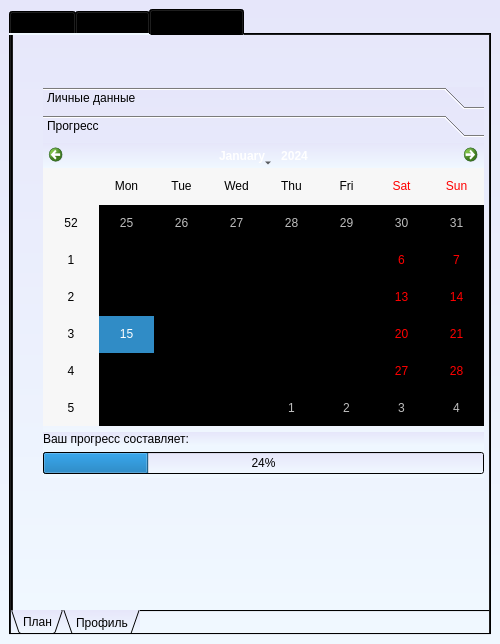
Above: fitnessinctructor.ui from sshadooff/2024_KB-222_Zhuravleva_8 before the change. Below: the same form after it.
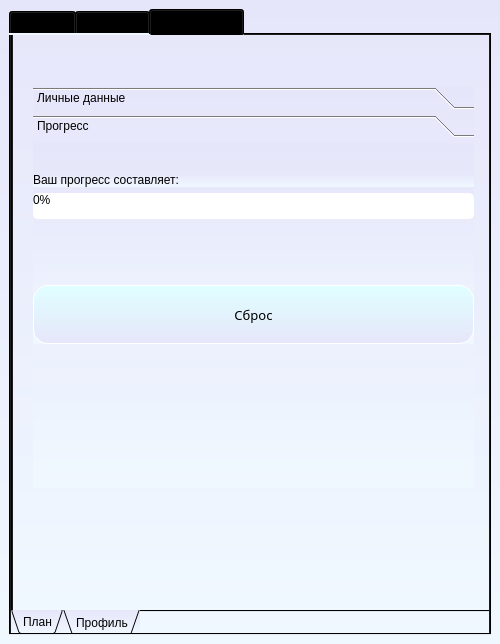
That is the form after the change. The open tabs and pages were chosen to show the change.

```diff
--- a/fitnessinctructor.ui
+++ b/fitnessinctructor.ui
@@ -1129,10 +1129,10 @@
          <widget class="QToolBox" name="list">
           <property name="geometry">
            <rect>
-            <x>30</x>
+            <x>20</x>
             <y>90</y>
             <width>441</width>
-            <height>391</height>
+            <height>401</height>
            </rect>
           </property>
           <property name="currentIndex">
@@ -1235,7 +1235,7 @@
              <x>0</x>
              <y>0</y>
              <width>441</width>
-             <height>331</height>
+             <height>341</height>
             </rect>
            </property>
            <attribute name="label">
@@ -1245,15 +1245,12 @@
             <property name="geometry">
              <rect>
               <x>0</x>
-              <y>0</y>
+              <y>30</y>
               <width>441</width>
-              <height>331</height>
+              <height>171</height>
              </rect>
             </property>
             <layout class="QVBoxLayout" name="verticalLayout_6">
-             <item>
-              <widget class="QCalendarWidget" name="calendarWidget"/>
-             </item>
              <item>
               <widget class="QLabel" name="label_6">
                <property name="text">
@@ -1263,8 +1260,69 @@
              </item>
              <item>
               <widget class="QProgressBar" name="progressBar">
+               <property name="layoutDirection">
+                <enum>Qt::LeftToRight</enum>
+               </property>
+               <property name="styleSheet">
+                <string notr="true">QProgressBar {border: 2px solid white; border-radius: 5px;background-color:#FFFFFF;}
+QProgressBar::chunk {background-color: qlineargradient(x1:0, y1:0, x2:1, y2:0, stop:0 #F0FFF0, stop:1 #7FFFD4);}
+</string>
+               </property>
                <property name="value">
-                <number>24</number>
+                <number>0</number>
+               </property>
+               <property name="textDirection">
+                <enum>QProgressBar::TopToBottom</enum>
+               </property>
+              </widget>
+             </item>
+             <item>
+              <spacer name="verticalSpacer">
+               <property name="orientation">
+                <enum>Qt::Vertical</enum>
+               </property>
+               <property name="sizeHint" stdset="0">
+                <size>
+                 <width>20</width>
+                 <height>40</height>
+                </size>
+               </property>
+              </spacer>
+             </item>
+             <item>
+              <widget class="QPushButton" name="reset">
+               <property name="sizePolicy">
+                <sizepolicy hsizetype="Minimum" vsizetype="MinimumExpanding">
+                 <horstretch>0</horstretch>
+                 <verstretch>0</verstretch>
+                </sizepolicy>
+               </property>
+               <property name="minimumSize">
+                <size>
+                 <width>0</width>
+                 <height>0</height>
+                </size>
+               </property>
+               <property name="maximumSize">
+                <size>
+                 <width>16777215</width>
+                 <height>16777215</height>
+                </size>
+               </property>
+               <property name="font">
+                <font>
+                 <family>Broadway</family>
+                 <pointsize>10</pointsize>
+                 <kerning>true</kerning>
+                </font>
+               </property>
+               <property name="styleSheet">
+                <string notr="true">QPushButton {background-color: qlineargradient(x1:0, y1:0, x2:0, y2:1, stop:0 #E0FFFF, stop:1 #E6E6FA); border: 1px solid white; border-radius: 15px}
+QPushButton:hover { background-color: #F8F8FF }
+QPushButton:pressed { background-color: qlineargradient(x1:0, y1:0, x2:0, y2:1, stop:0 #F8F8FF, stop:1 #E6E6FA)}</string>
+               </property>
+               <property name="text">
+                <string>Сброс</string>
                </property>
               </widget>
              </item>
```
Left out of the diff: 24 changed lines with no effect on the pictures.
